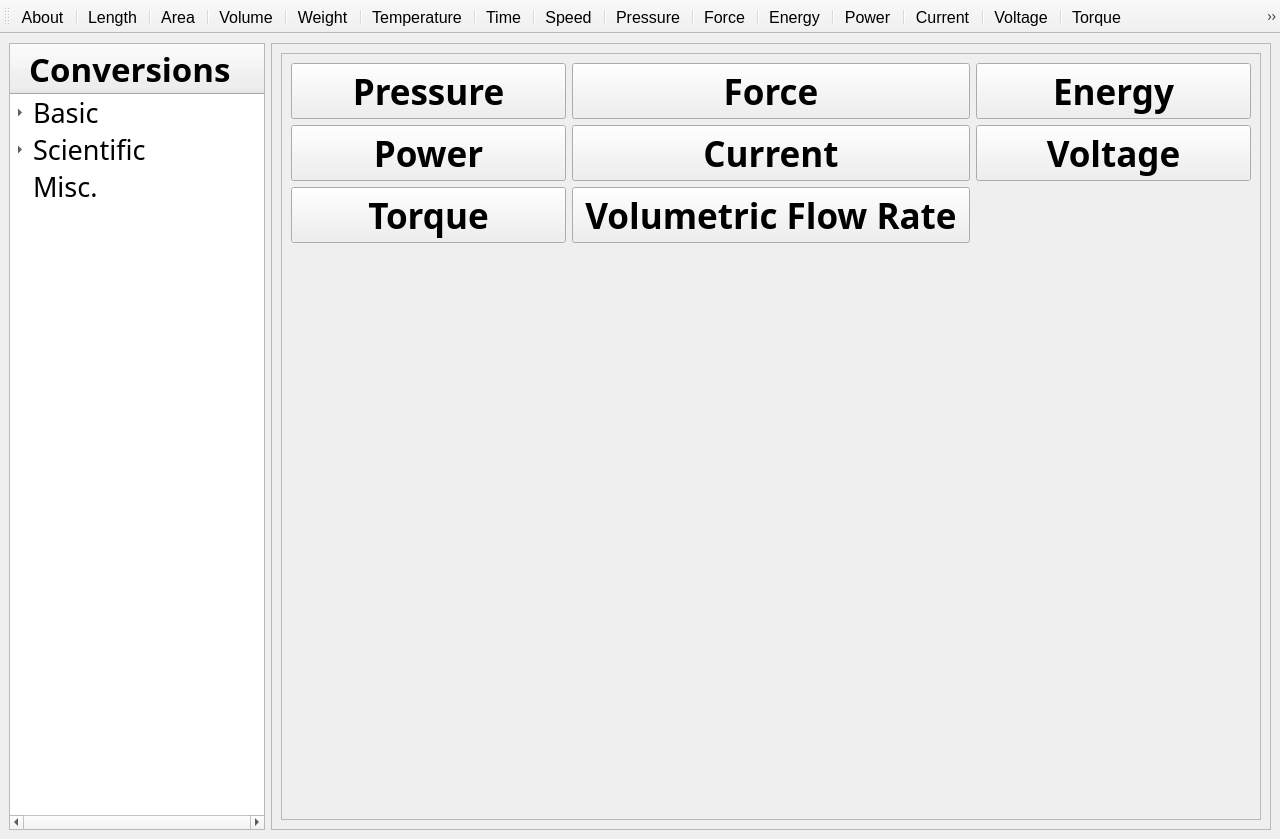
Above: mainwindow.ui from 30vam/cute-converter before the change. Below: the same form after it.
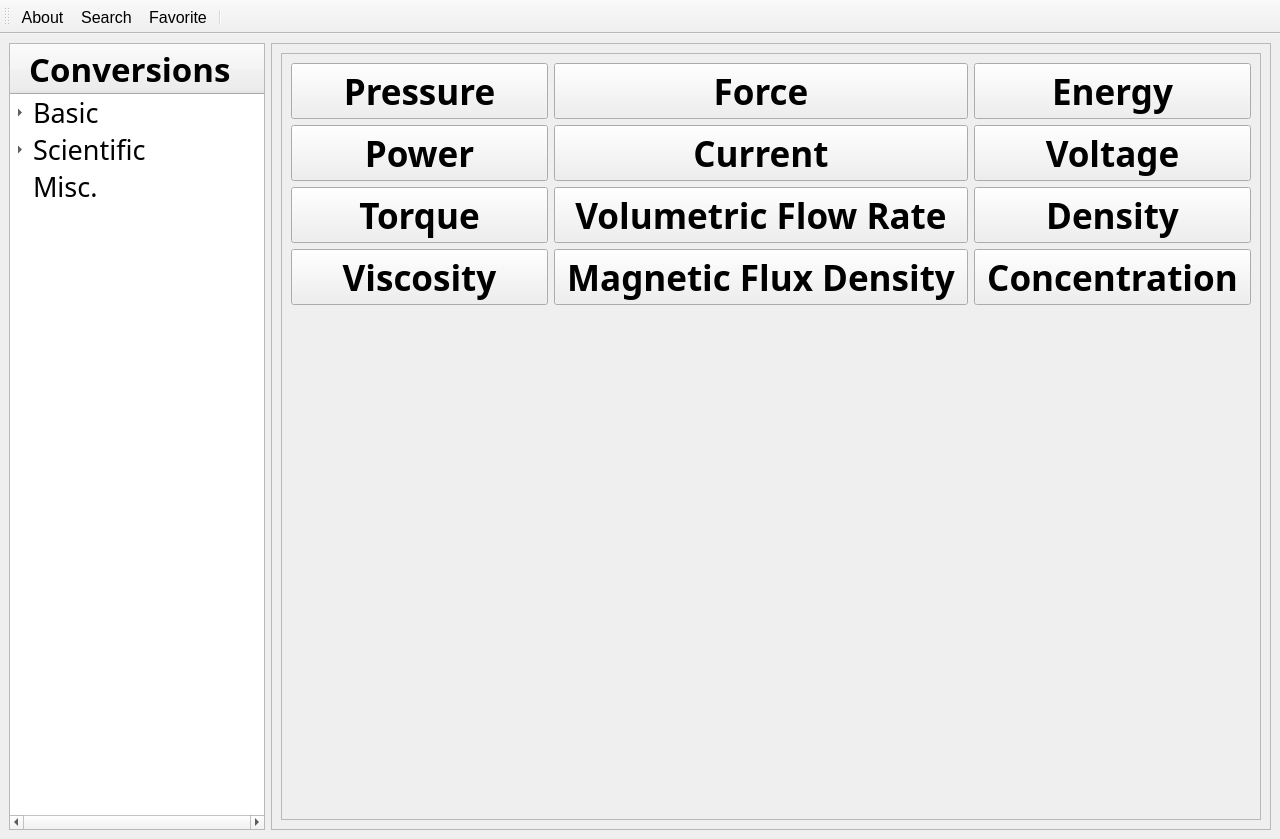
That is the form after the change. The open tabs and pages were chosen to show the change. Icons and pictures are not drawn.

Commit message: removed icons from toolbar, added placeholder icons for search and bookmark instead

```diff
--- a/mainwindow.ui
+++ b/mainwindow.ui
@@ -2060,8 +2060,8 @@
             <rect>
              <x>0</x>
              <y>0</y>
-             <width>728</width>
-             <height>180</height>
+             <width>978</width>
+             <height>678</height>
             </rect>
            </property>
            <layout class="QGridLayout" name="gridLayout">
@@ -2289,19 +2289,6 @@
               </property>
              </widget>
             </item>
-            <item row="3" column="0">
-             <spacer name="verticalSpacer_2">
-              <property name="orientation">
-               <enum>Qt::Vertical</enum>
-              </property>
-              <property name="sizeHint" stdset="0">
-               <size>
-                <width>20</width>
-                <height>530</height>
-               </size>
-              </property>
-             </spacer>
-            </item>
             <item row="2" column="1">
              <widget class="QToolButton" name="volumetricFlowRateToolButton">
               <property name="sizePolicy">
@@ -2334,6 +2321,147 @@
               </property>
              </widget>
             </item>
+            <item row="2" column="2">
+             <widget class="QToolButton" name="densityToolButton">
+              <property name="sizePolicy">
+               <sizepolicy hsizetype="Preferred" vsizetype="Preferred">
+                <horstretch>0</horstretch>
+                <verstretch>0</verstretch>
+               </sizepolicy>
+              </property>
+              <property name="font">
+               <font>
+                <family>Aleo</family>
+                <pointsize>26</pointsize>
+                <bold>true</bold>
+               </font>
+              </property>
+              <property name="focusPolicy">
+               <enum>Qt::StrongFocus</enum>
+              </property>
+              <property name="text">
+               <string>Density</string>
+              </property>
+              <property name="iconSize">
+               <size>
+                <width>156</width>
+                <height>156</height>
+               </size>
+              </property>
+              <property name="toolButtonStyle">
+               <enum>Qt::ToolButtonTextUnderIcon</enum>
+              </property>
+             </widget>
+            </item>
+            <item row="3" column="0">
+             <widget class="QToolButton" name="viscosityToolButton">
+              <property name="sizePolicy">
+               <sizepolicy hsizetype="Preferred" vsizetype="Preferred">
+                <horstretch>0</horstretch>
+                <verstretch>0</verstretch>
+               </sizepolicy>
+              </property>
+              <property name="font">
+               <font>
+                <family>Aleo</family>
+                <pointsize>26</pointsize>
+                <bold>true</bold>
+               </font>
+              </property>
+              <property name="focusPolicy">
+               <enum>Qt::StrongFocus</enum>
+              </property>
+              <property name="text">
+               <string>Viscosity</string>
+              </property>
+              <property name="iconSize">
+               <size>
+                <width>156</width>
+                <height>156</height>
+               </size>
+              </property>
+              <property name="toolButtonStyle">
+               <enum>Qt::ToolButtonTextUnderIcon</enum>
+              </property>
+             </widget>
+            </item>
+            <item row="3" column="1">
+             <widget class="QToolButton" name="magneticFluxDensityToolButton">
+              <property name="sizePolicy">
+               <sizepolicy hsizetype="Preferred" vsizetype="Preferred">
+                <horstretch>0</horstretch>
+                <verstretch>0</verstretch>
+               </sizepolicy>
+              </property>
+              <property name="font">
+               <font>
+                <family>Aleo</family>
+                <pointsize>26</pointsize>
+                <bold>true</bold>
+               </font>
+              </property>
+              <property name="focusPolicy">
+               <enum>Qt::StrongFocus</enum>
+              </property>
+              <property name="text">
+               <string>Magnetic Flux Density</string>
+              </property>
+              <property name="iconSize">
+               <size>
+                <width>156</width>
+                <height>156</height>
+               </size>
+              </property>
+              <property name="toolButtonStyle">
+               <enum>Qt::ToolButtonTextUnderIcon</enum>
+              </property>
+             </widget>
+            </item>
+            <item row="3" column="2">
+             <widget class="QToolButton" name="concentrationToolButton">
+              <property name="sizePolicy">
+               <sizepolicy hsizetype="Preferred" vsizetype="Preferred">
+                <horstretch>0</horstretch>
+                <verstretch>0</verstretch>
+               </sizepolicy>
+              </property>
+              <property name="font">
+               <font>
+                <family>Aleo</family>
+                <pointsize>26</pointsize>
+                <bold>true</bold>
+               </font>
+              </property>
+              <property name="focusPolicy">
+               <enum>Qt::StrongFocus</enum>
+              </property>
+              <property name="text">
+               <string>Concentration</string>
+              </property>
+              <property name="iconSize">
+               <size>
+                <width>156</width>
+                <height>156</height>
+               </size>
+              </property>
+              <property name="toolButtonStyle">
+               <enum>Qt::ToolButtonTextUnderIcon</enum>
+              </property>
+             </widget>
+            </item>
+            <item row="4" column="0">
+             <spacer name="verticalSpacer_2">
+              <property name="orientation">
+               <enum>Qt::Vertical</enum>
+              </property>
+              <property name="sizeHint" stdset="0">
+               <size>
+                <width>20</width>
+                <height>530</height>
+               </size>
+              </property>
+             </spacer>
+            </item>
            </layout>
           </widget>
          </widget>
@@ -3901,35 +4029,9 @@
     <bool>false</bool>
    </attribute>
    <addaction name="aboutAction"/>
+   <addaction name="searchAction"/>
+   <addaction name="favoriteAction"/>
    <addaction name="separator"/>
-   <addaction name="switchToLengthAction"/>
-   <addaction name="separator"/>
-   <addaction name="switchToAreaAction"/>
-   <addaction name="separator"/>
-   <addaction name="switchToVolumeAction"/>
-   <addaction name="separator"/>
-   <addaction name="switchToWeightAction"/>
-   <addaction name="separator"/>
-   <addaction name="switchToTemperatureAction"/>
-   <addaction name="separator"/>
-   <addaction name="switchToTimeAction"/>
-   <addaction name="separator"/>
-   <addaction name="switchToSpeedAction"/>
-   <addaction name="separator"/>
-   <addaction name="switchToPressureAction"/>
-   <addaction name="separator"/>
-   <addaction name="switchToForceAction"/>
-   <addaction name="separator"/>
-   <addaction name="switchToEnergyAction"/>
-   <addaction name="separator"/>
-   <addaction name="switchToPowerAction"/>
-   <addaction name="separator"/>
-   <addaction name="switchToCurrentAction"/>
-   <addaction name="separator"/>
-   <addaction name="switchToVoltageAction"/>
-   <addaction name="separator"/>
-   <addaction name="switchToTorqueAction"/>
-   <addaction name="switchToVolumetricFlowRateAction"/>
   </widget>
   <action name="switchToLengthAction">
    <property name="icon">
@@ -4123,6 +4225,78 @@
     <string>Switch to volumetric flow rate converter</string>
    </property>
   </action>
+  <action name="switchToDensityAction">
+   <property name="icon">
+    <iconset resource="icons.qrc">
+     <normaloff>:/icons/density_icon.png</normaloff>:/icons/density_icon.png</iconset>
+   </property>
+   <property name="text">
+    <string>Density</string>
+   </property>
+   <property name="toolTip">
+    <string>Switch to density converter</string>
+   </property>
+  </action>
+  <action name="switchToViscosityAction">
+   <property name="icon">
+    <iconset resource="icons.qrc">
+     <normaloff>:/icons/viscosity_icon.png</normaloff>:/icons/viscosity_icon.png</iconset>
+   </property>
+   <property name="text">
+    <string>Viscosity</string>
+   </property>
+   <property name="toolTip">
+    <string>Switch to viscosity converter</string>
+   </property>
+  </action>
+  <action name="switchToMagnetic Flux DensityAction">
+   <property name="icon">
+    <iconset resource="icons.qrc">
+     <normaloff>:/icons/magnetic_flux_density_icon.png</normaloff>:/icons/magnetic_flux_density_icon.png</iconset>
+   </property>
+   <property name="text">
+    <string>Magnetic Flux Density</string>
+   </property>
+   <property name="toolTip">
+    <string>Switch to magnetic flux density converter</string>
+   </property>
+  </action>
+  <action name="switchToConcentrationAction">
+   <property name="icon">
+    <iconset resource="icons.qrc">
+     <normaloff>:/icons/concentration_icon.png</normaloff>:/icons/concentration_icon.png</iconset>
+   </property>
+   <property name="text">
+    <string>Concentration</string>
+   </property>
+   <property name="toolTip">
+    <string>Switch to concentration converter</string>
+   </property>
+  </action>
+  <action name="searchAction">
+   <property name="icon">
+    <iconset resource="icons.qrc">
+     <normaloff>:/icons/search_icon.png</normaloff>:/icons/search_icon.png</iconset>
+   </property>
+   <property name="text">
+    <string>Search</string>
+   </property>
+   <property name="toolTip">
+    <string>Search all available converters</string>
+   </property>
+  </action>
+  <action name="favoriteAction">
+   <property name="icon">
+    <iconset resource="icons.qrc">
+     <normaloff>:/icons/favorite_icon.png</normaloff>:/icons/favorite_icon.png</iconset>
+   </property>
+   <property name="text">
+    <string>Favorite</string>
+   </property>
+   <property name="toolTip">
+    <string>Bookmark your most used converters</string>
+   </property>
+  </action>
  </widget>
  <resources>
   <include location="icons.qrc"/>
```
Left out of the diff: 38 changed lines with no effect on the pictures. The commit also changes 13 other files.
